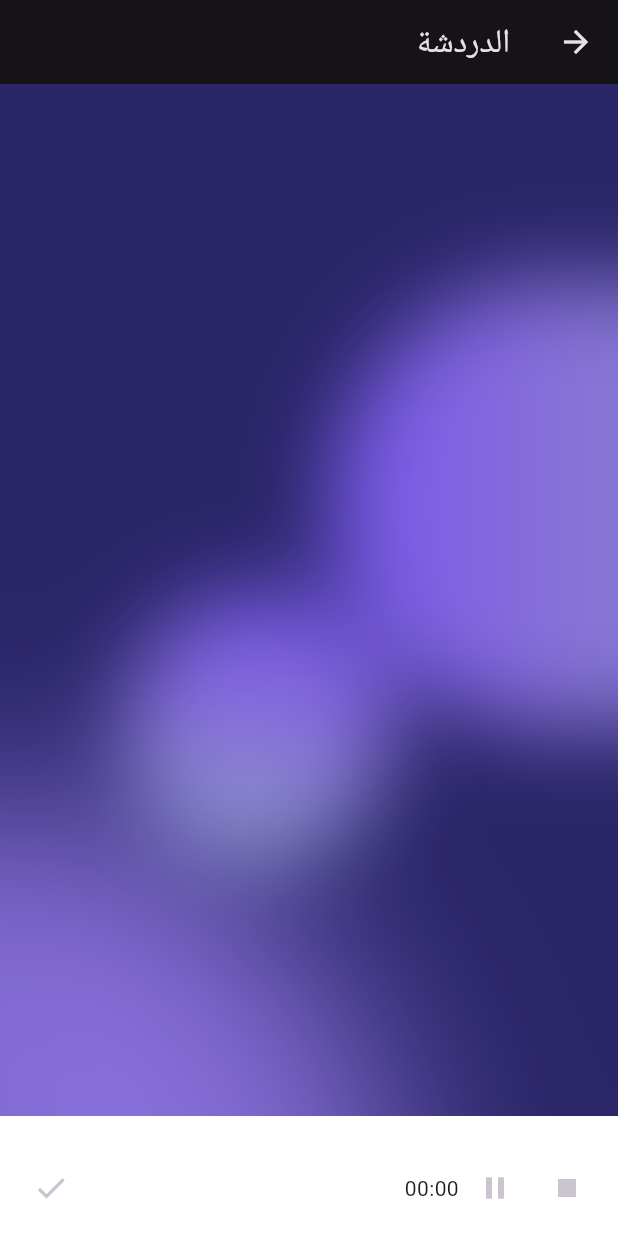
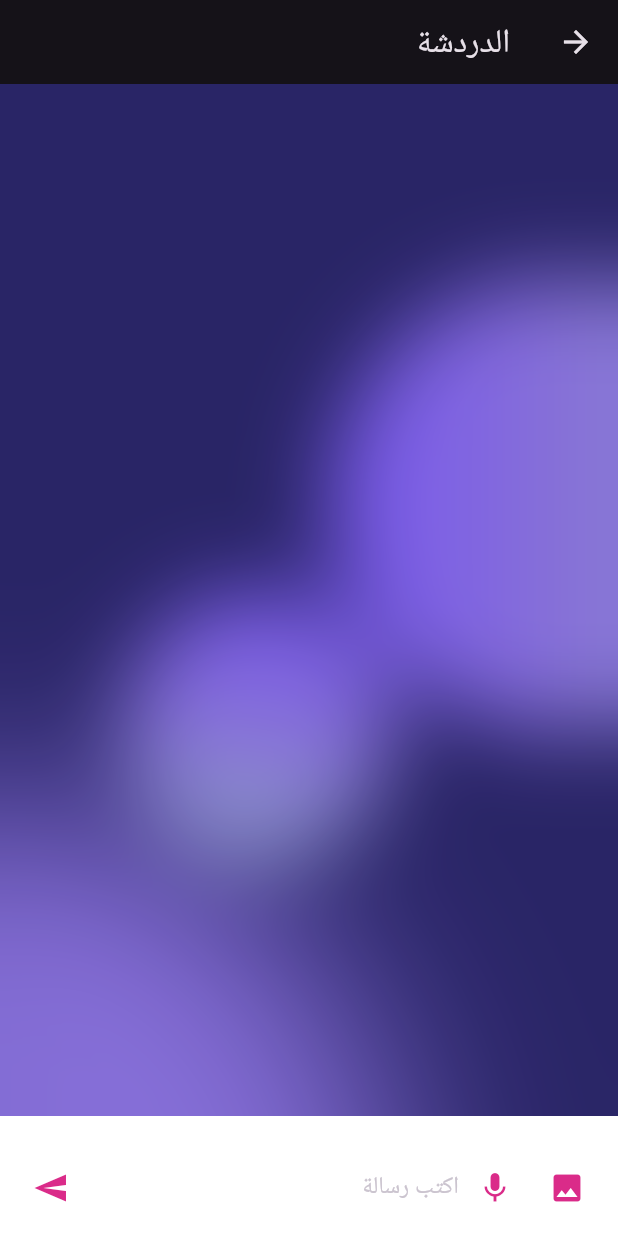
Before and after one commit to Allam-Future-Makers/app, a Flutter app: the ChatScreen screen opened by its route, item 2 of the bottom bar chosen, after a tap on the "stop" icon, on a phone screen of 412 x 824 dp. Run offline on Flutter 3.47's test engine with Material 3 defaults, Android fonts, the phone set to English and light mode, and no system bars; our stand-ins replace audioplayers, dio, get, google_fonts, image_picker, shared_preferences; missing offline and left inert: flutter_sound; accounts and stored records are empty; Roboto replaces fonts that are missing (Cairo); statements that could not run were skipped.

Commit message:
feat(chat): voice messaging

```diff
--- a/lib/ui/screens/features/chat_screen.dart
+++ b/lib/ui/screens/features/chat_screen.dart
@@ -11,6 +11,8 @@ import 'package:app/ui/intents/new_line_intent.dart';
 import 'package:app/ui/widgets/chat_message.dart';
 import 'package:app/ui/widgets/glass.dart';
 import 'package:app/utils/utils.dart';
+import 'package:audioplayers/audioplayers.dart';
+import 'package:dio/dio.dart';
 import 'package:flutter/material.dart';
 import 'package:flutter_sound/flutter_sound.dart';
 import 'package:get/get.dart';
@@ -29,8 +31,7 @@ class _ChatScreenState extends State<ChatScreen> {
   final List<ChatMessage> _messages = [];
   final ImagePicker _picker = ImagePicker();
   final FlutterSoundRecorder _audioRecorder = FlutterSoundRecorder();
-  final StreamController<Uint8List> recordingDataController =
-      StreamController();
+  final AudioPlayer _audioPlayer = AudioPlayer();
   XFile? _image;
   Uint8List? _imageData;
   Uint8List? _voiceData;
@@ -82,8 +83,24 @@ class _ChatScreenState extends State<ChatScreen> {
     super.dispose();
   }
 
-  void _sendMessage() {
-    if (_messageController.text.isNotEmpty) {
+  void _saveRecording() async {
+    _stopRecording();
+    setState(() {
+      _isRecording = false;
+    });
+  }
+
+  void _sendMessage() async {
+    if (_isRecording) {
+      await _stopRecording();
+      setState(() {
+        _isRecording = false;
+      });
+    }
+
+    if (_messageController.text.isNotEmpty ||
+        (_messageController.text.isEmpty && _imageData != null) ||
+        (_messageController.text.isEmpty && _voiceData != null)) {
       final message = ChatMessage(
         query: _messageController.text,
       );
@@ -100,7 +117,8 @@ class _ChatScreenState extends State<ChatScreen> {
             .chat(
                 id: AppState.user.value!.id,
                 query: message.query,
-                imageData: _imageData)
+                imageData: _imageData,
+                voiceData: _voiceData)
             .then((response) {
           message.answer = response.answer;
           message.imageUrl = response.imageUrl;
@@ -138,8 +156,8 @@ class _ChatScreenState extends State<ChatScreen> {
     }
 
     await _audioRecorder.startRecorder(
-      codec: Codec.pcmWebM,
-      toStream: recordingDataController.sink,
+      codec: Codec.defaultCodec,
+      toFile: "AQSA_REC",
     );
     _recordDuration = 0;
     _startTimer();
@@ -148,15 +166,29 @@ class _ChatScreenState extends State<ChatScreen> {
     });
   }
 
-  void _stopRecording() {
-    _audioRecorder.stopRecorder().then((value) {
-      //convert the stream to Uint8List
-      recordingDataController.stream.toList().then((value) {
-        _voiceData = value.first;
-        setState(() {
-          _isRecording = false;
-        });
-      });
+  Future<String?> _stopRecording() async {
+    final filePath = await _audioRecorder.stopRecorder();
+    if (filePath == null) return null;
+    try {
+      final response = await Dio().get(
+        filePath,
+        options: Options(responseType: ResponseType.bytes),
+      );
+      String fileName = filePath.split('/').last;
+      print(fileName);
+      _voiceData = response.data;
+    } on Exception catch (e) {
+      print(e);
+    }
+
+    return filePath;
+  }
+
+  //cancel recording
+  void _cancelRecording() async {
+    await _audioRecorder.stopRecorder();
+    setState(() {
+      _isRecording = false;
     });
   }
 
@@ -231,7 +263,7 @@ class _ChatScreenState extends State<ChatScreen> {
                               child: InkWell(
                                 child: const Icon(
                                   Icons.close,
-                                  color: Colors.white,
+                                  color: UIConstants.primaryColor,
                                 ),
                                 onTap: () {
                                   setState(() {
@@ -244,7 +276,60 @@ class _ChatScreenState extends State<ChatScreen> {
                           ),
                         ),
                       ],
-                    )
+                    ),
+                  const SizedBox(width: 15),
+                  if (_voiceData != null)
+                    Stack(
+                      children: [
+                        //play button
+                        Container(
+                          width: 100,
+                          height: 50,
+                          decoration: BoxDecoration(
+                            color: Colors.grey[200],
+                            borderRadius: BorderRadius.circular(10),
+                          ),
+                          child: Center(
+                            child: InkWell(
+                              child: const Icon(
+                                Icons.play_arrow,
+                                color: UIConstants.primaryColor,
+                              ),
+                              onTap: () async {
+                                await _audioPlayer.setSourceBytes(_voiceData!);
+                                _audioPlayer.resume();
+                              },
+                            ),
+                          ),
+                        ),
+                        Positioned(
+                          right: 0,
+                          top: 0,
+                          child: Container(
+                            width: 30,
+                            height: 30,
+                            //rounded
+                            decoration: const BoxDecoration(
+                              color: Colors.red,
+                              shape: BoxShape.circle,
+                            ),
+                            child: Center(
+                              child: InkWell(
+                                child: const Icon(
+                                  Icons.close,
+                                  color: UIConstants.primaryColor,
+                                ),
+                                onTap: () {
+                                  setState(() {
+                                    _voiceData = null;
+                                  });
+                                },
+                              ),
+                            ),
+                          ),
+                        ),
+                      ],
+                    ),
                 ],
               ),
             ),
@@ -256,13 +341,15 @@ class _ChatScreenState extends State<ChatScreen> {
                 child: Row(
                   children: [
                     IconButton(
-                      icon: const Icon(Icons.image),
+                      icon: const Icon(Icons.image,
+                          color: UIConstants.primaryColor),
                       onPressed: () {
                         _pickImage();
                       },
                     ),
                     IconButton(
-                      icon: const Icon(Icons.mic),
+                      icon: const Icon(Icons.mic,
+                          color: UIConstants.primaryColor),
                       onPressed: () {
                         _recordVoice();
                       },
@@ -297,7 +384,8 @@ class _ChatScreenState extends State<ChatScreen> {
                       ),
                     ),
                     IconButton(
-                      icon: const Icon(Icons.send),
+                      icon: const Icon(Icons.send,
+                          color: UIConstants.primaryColor),
                       onPressed: _sendMessage,
                     ),
                   ],
@@ -311,14 +399,16 @@ class _ChatScreenState extends State<ChatScreen> {
                 child: Row(
                   children: [
                     IconButton(
-                      icon: const Icon(Icons.stop),
+                      icon: const Icon(Icons.stop,
+                          color: UIConstants.primaryColor),
                       onPressed: () {
-                        _stopRecording();
+                        _cancelRecording();
                       },
                     ),
                     IconButton(
                       icon: Icon(
-                          _audioRecorder.isPaused ? Icons.mic : Icons.pause),
+                          _audioRecorder.isPaused ? Icons.mic : Icons.pause,
+                          color: UIConstants.primaryColor),
                       onPressed: () {
                         _pauseResumeRecording();
                       },
@@ -340,8 +430,9 @@ class _ChatScreenState extends State<ChatScreen> {
                               );
                             })),
                     IconButton(
-                      icon: const Icon(Icons.done),
-                      onPressed: _sendMessage,
+                      icon: const Icon(Icons.done,
+                          color: UIConstants.primaryColor),
+                      onPressed: _saveRecording,
                     ),
                   ],
                 ),
```
Also changed, not shown: lib/main.dart (+6 -1 lines), lib/ui/widgets/chat_message.dart (+25 -6 lines).
